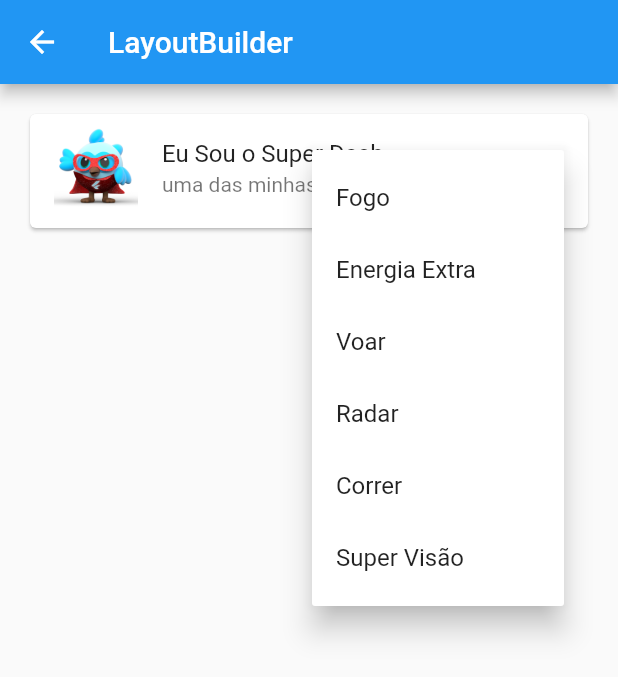
After one commit to elite37oficial/GuiaDeWidget, a Flutter app: the LayoutBuilderCustom screen opened by its route, after a tap on the "more vert" icon, on a phone screen of 412 x 824 dp. The commit adds this screen. Shown: the top 677 px of the screen. Run offline on Flutter 3.47's test engine with Material 2 defaults, Android fonts, the phone set to English and light mode, and no system bars; our stand-ins replace transparent_image.

Commit message:
LayoutBuilder

```diff
--- a/lib/data/cardhome_data.dart
+++ b/lib/data/cardhome_data.dart
@@ -96,7 +96,6 @@ final List<CardHome> listWidget = [
     title: 'CustomPaint',
     description: 'Um widget aonde você pode desenhar',
     route: '/CustomPaint',
-    icon: Icons.new_releases,
   ),
   CardHome(
     title: 'ToolTip',
@@ -112,4 +111,11 @@ final List<CardHome> listWidget = [
     route: '/FittedBox',
     icon: Icons.new_releases,
   ),
+  CardHome(
+    title: 'LayoutBuilder',
+    description:
+        'Constrói uma árvore de widgets que pode depender do tamanho do widget pai.',
+    route: '/LayoutBuilder',
+    icon: Icons.new_releases,
+  ),
 ];
--- a/lib/main.dart
+++ b/lib/main.dart
@@ -5,6 +5,7 @@ import 'package:guiadewidget/views/fade_in_image_page.dart';
 import 'package:guiadewidget/views/fitted_box_page.dart';
 import 'package:guiadewidget/views/hero_details_page.dart';
 import 'package:guiadewidget/views/hero_page.dart';
+import 'package:guiadewidget/views/layout_builder_page.dart';
 import 'package:guiadewidget/views/sliver_app_bar.dart';
 import 'package:guiadewidget/views/animated_container_page.dart';
 import 'package:guiadewidget/views/expanded_page.dart';
@@ -62,6 +63,7 @@ class MyApp extends StatelessWidget {
           '/CustomPaint': (context) => const CustomPaintPage(),
           '/ToolTip': (context) => const CustomToolTip(),
           '/FittedBox': (context) => const FittedBoxCustom(),
+          '/LayoutBuilder': (context) => const LayoutBuilderCustom(),
         });
   }
 }
--- /dev/null
+++ b/lib/views/layout_builder_page.dart
@@ -0,0 +1,132 @@
+import 'package:flutter/material.dart';
+
+class LayoutBuilderCustom extends StatefulWidget {
+  const LayoutBuilderCustom({Key? key}) : super(key: key);
+
+  @override
+  State<LayoutBuilderCustom> createState() => _LayoutBuilderCustomState();
+}
+
+class _LayoutBuilderCustomState extends State<LayoutBuilderCustom> {
+  @override
+  Widget build(BuildContext context) {
+    return Scaffold(
+      appBar: AppBar(title: const Text('LayoutBuilder')),
+      body: LayoutBuilder(
+        builder: (context, constraints) {
+          if (constraints.maxWidth > 600) {
+            return _buildWideContainers();
+          } else {
+            return _buildNormalContainer();
+          }
+        },
+      ),
+    );
+  }
+
+  Widget _buildNormalContainer() {
+    return Padding(
+      padding: const EdgeInsets.all(8.0),
+      child: SizedBox(
+        height: 100.0,
+        width: double.infinity,
+        child: Padding(
+          padding: const EdgeInsets.all(8.0),
+          child: Card(
+            child: ListTile(
+              leading: Image.asset('assets/images/dash_v2.png'),
+              title: const Text('Eu Sou o Super Dash'),
+              subtitle: const Text('uma das minhas habilidade é voar!'),
+              trailing: PopupMenuButton<String>(
+                onSelected: (String value) {},
+                child: const Icon(Icons.more_vert),
+                itemBuilder: (BuildContext context) => <PopupMenuEntry<String>>[
+                  const PopupMenuItem<String>(
+                    child: Text('Fogo'),
+                  ),
+                  const PopupMenuItem<String>(
+                    child: Text('Energia Extra'),
+                  ),
+                  const PopupMenuItem<String>(
+                    child: Text('Voar'),
+                  ),
+                  const PopupMenuItem<String>(
+                    child: Text('Radar'),
+                  ),
+                  const PopupMenuItem<String>(
+                    child: Text('Correr'),
+                  ),
+                  const PopupMenuItem<String>(
+                    child: Text('Super Visão'),
+                  ),
+                ],
+              ),
+            ),
+          ),
+        ),
+      ),
+    );
+  }
+
+  Widget _buildWideContainers() {
+    return Container(
+      height: 300.0,
+      width: double.infinity,
+      child: Padding(
+        padding: const EdgeInsets.all(8.0),
+        child: Card(
+          elevation: 7,
+          child: Row(
+            crossAxisAlignment: CrossAxisAlignment.start,
+            children: [
+              Image.asset(
+                'assets/images/dash_v2.png',
+                height: 300,
+                width: 300,
+              ),
+              Column(crossAxisAlignment: CrossAxisAlignment.start, children: [
+                Text('Eu Sou o Super Dash', textScaleFactor: 2),
+                Text('uma das minhas habilidade é voar!'),
+                Row(
+                  children: [
+                    Column(
+                      children: const [
+                        ButtomCustom(myIcon: Icons.fireplace),
+                        ButtomCustom(myIcon: Icons.bolt),
+                        ButtomCustom(myIcon: Icons.flight)
+                      ],
+                    ),
+                    Column(
+                      children: const [
+                        ButtomCustom(myIcon: Icons.radar),
+                        ButtomCustom(myIcon: Icons.run_circle),
+                        ButtomCustom(myIcon: Icons.visibility)
+                      ],
+                    )
+                  ],
+                )
+              ]),
+            ],
+          ),
+        ),
+      ),
+    );
+  }
+}
+
+class ButtomCustom extends StatelessWidget {
+  final IconData myIcon;
+  const ButtomCustom({Key? key, required this.myIcon}) : super(key: key);
+
+  @override
+  Widget build(BuildContext context) {
+    return Container(
+      margin: const EdgeInsets.all(8.0),
+      color: Colors.blue,
+      child: IconButton(
+        icon: Icon(myIcon),
+        onPressed: () {},
+      ),
+    );
+  }
+}
```
